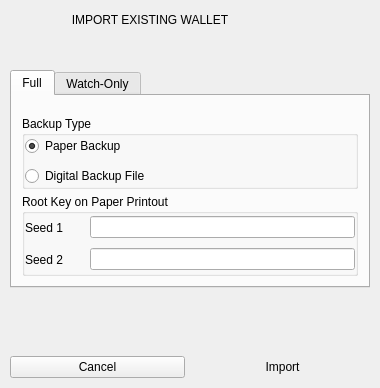
Qt form BlockSettleUILib/ImportWalletTypeDialog.ui (BlockSettle/terminal) before a commit.
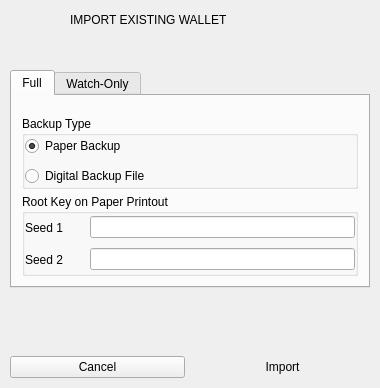
The same form after that commit. Icons and pictures are not drawn.

Commit message: Fix ImportWalletTypeDialog resizing issue (can't decrease dialog width)

The edit to the form file:
```diff
--- a/BlockSettleUILib/ImportWalletTypeDialog.ui
+++ b/BlockSettleUILib/ImportWalletTypeDialog.ui
@@ -55,20 +55,14 @@
         <height>40</height>
        </rect>
       </property>
-      <property name="sizePolicy">
-       <sizepolicy hsizetype="Fixed" vsizetype="Fixed">
-        <horstretch>0</horstretch>
-        <verstretch>0</verstretch>
-       </sizepolicy>
-      </property>
       <property name="text">
        <string>IMPORT EXISTING WALLET</string>
       </property>
       <property name="alignment">
-       <set>Qt::AlignCenter</set>
+       <set>Qt::AlignLeading|Qt::AlignLeft|Qt::AlignVCenter</set>
       </property>
       <property name="indent">
-       <number>0</number>
+       <number>70</number>
       </property>
       <property name="h1" stdset="0">
        <bool>true</bool>
```
The commit also changes 4 other files.
